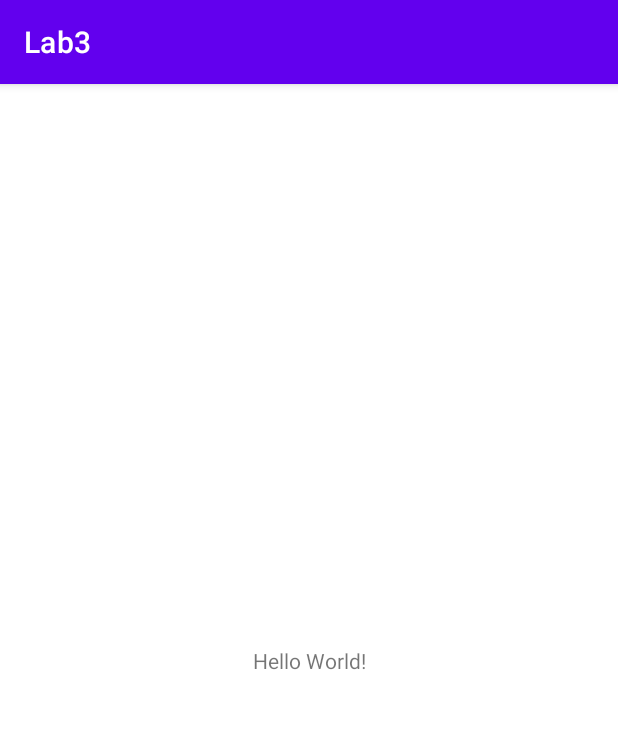
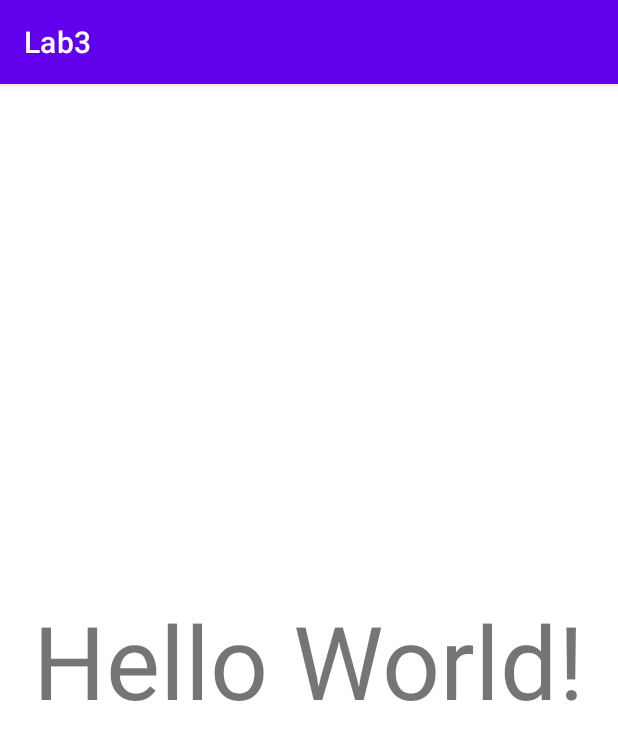
Before and after one commit to michwang13/CSE110-Lab3, an Android app: the screen it shows after launch (MainActivity), on a phone screen of 412 x 824 dp. Shown: the top 740 px of the screen. Run offline under Robolectric (Android 15) with nearby library versions, the phone set to English and light mode, and no system bars.

Commit message:
change text size

```diff
--- a/app/src/main/res/layout/activity_main.xml
+++ b/app/src/main/res/layout/activity_main.xml
@@ -10,6 +10,7 @@
         android:layout_width="wrap_content"
         android:layout_height="wrap_content"
         android:text="Hello World!"
+        android:textSize="68sp"
         app:layout_constraintBottom_toBottomOf="parent"
         app:layout_constraintLeft_toLeftOf="parent"
         app:layout_constraintRight_toRightOf="parent"
```
